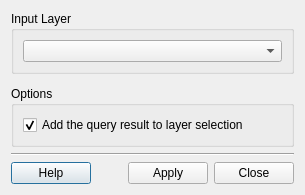
First picture: the form in src/terralib/qt/widgets/query/ui/QueryDialogForm.ui, repository claudiobogossian/terralib5, before the edit.
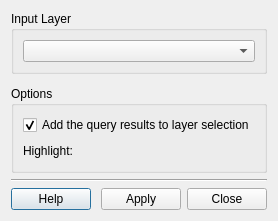
Second picture: the form after the edit.

Commit message: going with query options;

Diff of the .ui file:
```diff
--- a/src/terralib/qt/widgets/query/ui/QueryDialogForm.ui
+++ b/src/terralib/qt/widgets/query/ui/QueryDialogForm.ui
@@ -6,16 +6,16 @@
    <rect>
     <x>0</x>
     <y>0</y>
-    <width>305</width>
-    <height>185</height>
+    <width>265</width>
+    <height>215</height>
    </rect>
   </property>
   <property name="windowTitle">
    <string>Query</string>
   </property>
-  <layout class="QGridLayout" name="gridLayout_5">
+  <layout class="QGridLayout" name="gridLayout_8">
    <item row="0" column="0">
-    <layout class="QGridLayout" name="gridLayout_3">
+    <layout class="QGridLayout" name="gridLayout_7">
      <item row="0" column="0">
       <widget class="QGroupBox" name="groupBox">
        <property name="title">
@@ -43,16 +43,58 @@
        <property name="title">
         <string>Options</string>
        </property>
-       <layout class="QGridLayout" name="gridLayout">
+       <layout class="QGridLayout" name="gridLayout_6">
+        <item row="0" column="0">
+         <layout class="QGridLayout" name="gridLayout_5">
         <item row="0" column="0">
          <widget class="QCheckBox" name="m_addResult2LayerSelectionCheckBox">
           <property name="text">
-           <string>Add the query result to layer selection</string>
+             <string>Add the query results to layer selection</string>
           </property>
           <property name="checked">
            <bool>true</bool>
           </property>
          </widget>
+          </item>
+          <item row="1" column="0">
+           <layout class="QGridLayout" name="gridLayout_3" columnstretch="0,1">
+            <item row="0" column="0">
+             <layout class="QGridLayout" name="gridLayout">
+              <item row="0" column="0">
+               <widget class="QLabel" name="m_highlightLabel">
+                <property name="text">
+                 <string>Highlight:</string>
+                </property>
+               </widget>
+              </item>
+              <item row="0" column="1">
+               <widget class="QFrame" name="m_colorPickerFrame">
+                <property name="frameShape">
+                 <enum>QFrame::StyledPanel</enum>
+                </property>
+                <property name="frameShadow">
+                 <enum>QFrame::Raised</enum>
+                </property>
+               </widget>
+              </item>
+             </layout>
+            </item>
+            <item row="0" column="1">
+             <spacer name="horizontalSpacer_2">
+              <property name="orientation">
+               <enum>Qt::Horizontal</enum>
+              </property>
+              <property name="sizeHint" stdset="0">
+               <size>
+                <width>40</width>
+                <height>20</height>
+               </size>
+              </property>
+             </spacer>
+            </item>
+           </layout>
+          </item>
+         </layout>
         </item>
        </layout>
       </widget>
```
Lines whose indentation alone changed are shown as unchanged. The commit also changes 2 other files.
